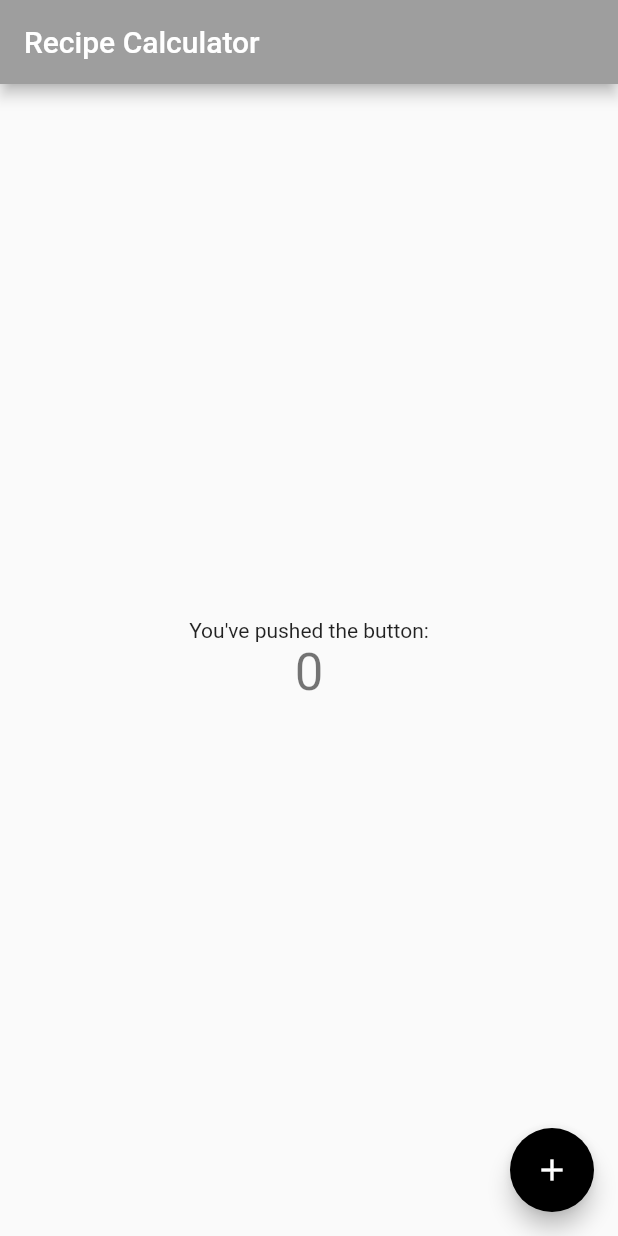
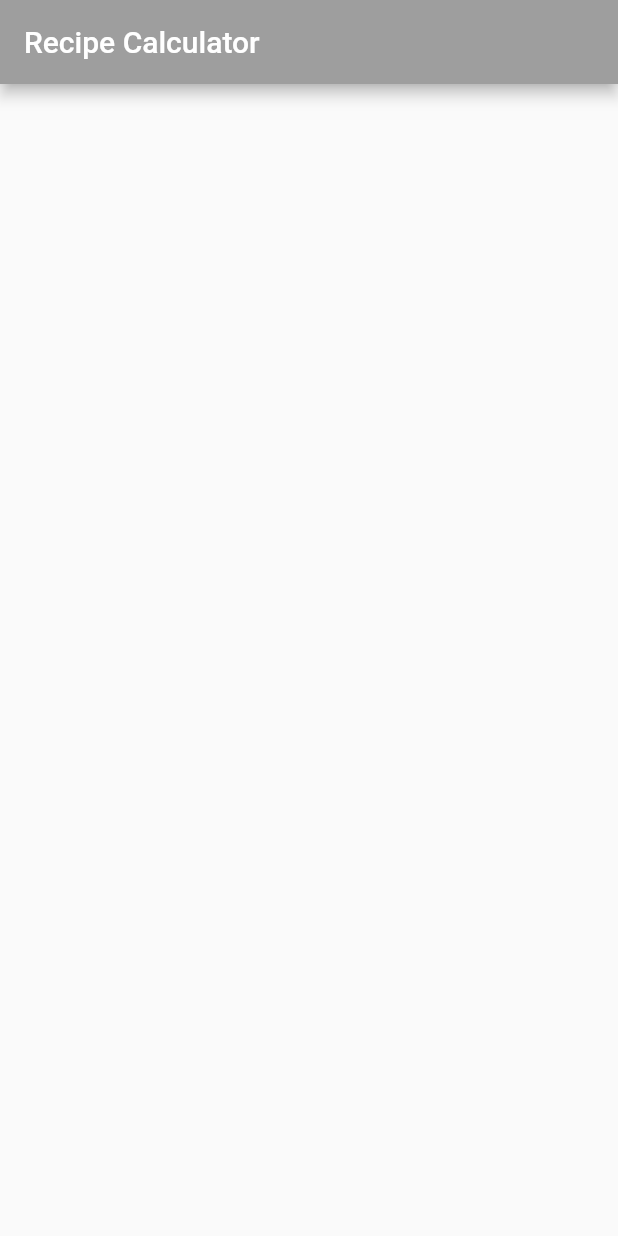
Before and after one commit to Vitafresh/katz_flutter_recipe, a Flutter app: the screen it shows after launch, on a phone screen of 412 x 824 dp. Run offline on Flutter 3.47's test engine with Material 2 defaults, Android fonts, the phone set to English and light mode, and no system bars.

Commit message:
Home page changed 2

```diff
--- a/lib/main.dart
+++ b/lib/main.dart
@@ -13,7 +13,7 @@
     final ThemeData theme = ThemeData();
 
     return MaterialApp(
-      title: 'Recipe Calculator',
+      title: 'Recipe Calculator Title',
       theme: theme.copyWith(
         colorScheme: theme.colorScheme.copyWith(
           primary: Colors.grey,
@@ -44,68 +44,18 @@
 }
 
 class _MyHomePageState extends State<MyHomePage> {
-  int _counter = 0;
-
-  void _incrementCounter() {
-    setState(() {
-      // This call to setState tells the Flutter framework that something has
-      // changed in this State, which causes it to rerun the build method below
-      // so that the display can reflect the updated values. If we changed
-      // _counter without calling setState(), then the build method would not be
-      // called again, and so nothing would appear to happen.
-      _counter++;
-    });
-  }
 
   @override
-  Widget build(BuildContext context) {
-    // This method is rerun every time setState is called, for instance as done
-    // by the _incrementCounter method above.
-    //
-    // The Flutter framework has been optimized to make rerunning build methods
-    // fast, so that you can just rebuild anything that needs updating rather
-    // than having to individually change instances of widgets.
+  Widget build(BuildContext context){
+
     return Scaffold(
       appBar: AppBar(
-        // Here we take the value from the MyHomePage object that was created by
-        // the App.build method, and use it to set our appbar title.
         title: Text(widget.title),
       ),
-      body: Center(
-        // Center is a layout widget. It takes a single child and positions it
-        // in the middle of the parent.
-        child: Column(
-          // Column is also a layout widget. It takes a list of children and
-          // arranges them vertically. By default, it sizes itself to fit its
-          // children horizontally, and tries to be as tall as its parent.
-          //
-          // Invoke "debug painting" (press "p" in the console, choose the
-          // "Toggle Debug Paint" action from the Flutter Inspector in Android
-          // Studio, or the "Toggle Debug Paint" command in Visual Studio Code)
-          // to see the wireframe for each widget.
-          //
-          // Column has various properties to control how it sizes itself and
-          // how it positions its children. Here we use mainAxisAlignment to
-          // center the children vertically; the main axis here is the vertical
-          // axis because Columns are vertical (the cross axis would be
-          // horizontal).
-          mainAxisAlignment: MainAxisAlignment.center,
-          children: <Widget>[
-            const Text(
-              "You've pushed the button:",
-            ),
-            Text(
-              '$_counter',
-              style: Theme.of(context).textTheme.headline4,
-            ),
-          ],
-        ),
+      body: SafeArea(
+        child: Container(),
       ),
-      floatingActionButton: FloatingActionButton(
-        onPressed: _incrementCounter,
-        tooltip: 'Increment',
-        child: const Icon(Icons.add),
-      ), // This trailing comma makes auto-formatting nicer for build methods.
     );
   }
+  // TODO: Add buildRecipeCArd() here
 }
```
